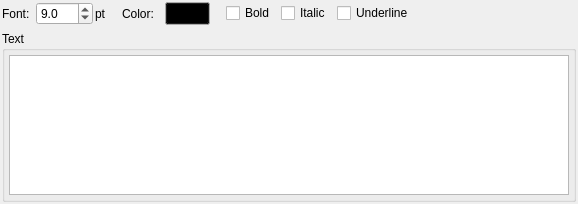
pgmodeler/pgmodeler, file libs/libgui/ui/dbobjects/textboxwidget.ui: the form before one commit.
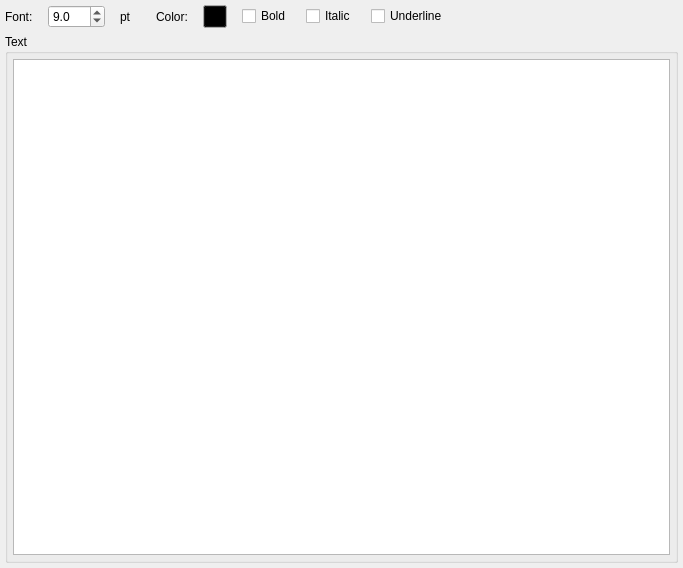
The form after the commit.

Commit message: Several layout margins/spacing adjustment in ui files

The edit to the form file:
```diff
--- a/libs/libgui/ui/dbobjects/textboxwidget.ui
+++ b/libs/libgui/ui/dbobjects/textboxwidget.ui
@@ -6,53 +6,40 @@
    <rect>
     <x>0</x>
     <y>0</y>
-    <width>578</width>
-    <height>204</height>
+    <width>683</width>
+    <height>568</height>
    </rect>
   </property>
   <layout class="QGridLayout" name="textbox_grid">
    <property name="leftMargin">
-    <number>2</number>
+    <number>5</number>
    </property>
    <property name="topMargin">
-    <number>2</number>
+    <number>5</number>
    </property>
    <property name="rightMargin">
-    <number>2</number>
+    <number>5</number>
    </property>
    <property name="bottomMargin">
-    <number>2</number>
+    <number>5</number>
    </property>
-   <item row="0" column="0">
-    <widget class="QLabel" name="label">
-     <property name="sizePolicy">
-      <sizepolicy hsizetype="Fixed" vsizetype="Preferred">
-       <horstretch>0</horstretch>
-       <verstretch>0</verstretch>
-      </sizepolicy>
-     </property>
-     <property name="text">
-      <string>Font:</string>
-     </property>
-    </widget>
-   </item>
-   <item row="1" column="0" colspan="3">
+   <item row="1" column="0">
     <widget class="QGroupBox" name="groupBox">
      <property name="title">
       <string>Text</string>
      </property>
      <layout class="QVBoxLayout" name="verticalLayout">
       <property name="leftMargin">
-       <number>4</number>
+       <number>5</number>
       </property>
       <property name="topMargin">
-       <number>4</number>
+       <number>5</number>
       </property>
       <property name="rightMargin">
-       <number>4</number>
+       <number>5</number>
       </property>
       <property name="bottomMargin">
-       <number>4</number>
+       <number>5</number>
       </property>
       <item>
        <widget class="QPlainTextEdit" name="text_txt">
@@ -64,13 +51,24 @@
      </layout>
     </widget>
    </item>
-   <item row="0" column="1" colspan="2">
+   <item row="0" column="0">
     <layout class="QHBoxLayout" name="horizontalLayout_2">
-     <item>
-      <layout class="QHBoxLayout" name="horizontalLayout">
        <property name="spacing">
-        <number>2</number>
-       </property>
+      <number>15</number>
+     </property>
+     <item>
+      <widget class="QLabel" name="label">
+       <property name="sizePolicy">
+        <sizepolicy hsizetype="Fixed" vsizetype="Preferred">
+         <horstretch>0</horstretch>
+         <verstretch>0</verstretch>
+        </sizepolicy>
+       </property>
+       <property name="text">
+        <string>Font:</string>
+       </property>
+      </widget>
+     </item>
        <item>
         <widget class="QDoubleSpinBox" name="font_size_sb">
          <property name="decimals">
@@ -94,8 +92,6 @@
          </property>
         </widget>
        </item>
-      </layout>
-     </item>
      <item>
       <widget class="QLabel" name="color_lbl">
        <property name="text">
@@ -106,35 +102,13 @@
        </property>
       </widget>
      </item>
-     <item>
-      <spacer name="horizontalSpacer_3">
-       <property name="orientation">
-        <enum>Qt::Horizontal</enum>
-       </property>
-       <property name="sizeType">
-        <enum>QSizePolicy::Fixed</enum>
-       </property>
-       <property name="sizeHint" stdset="0">
-        <size>
-         <width>5</width>
-         <height>0</height>
-        </size>
-       </property>
-      </spacer>
-     </item>
      <item>
       <widget class="QToolButton" name="color_select_tb">
-       <property name="minimumSize">
-        <size>
-         <width>45</width>
-         <height>23</height>
-        </size>
-       </property>
-       <property name="maximumSize">
-        <size>
-         <width>45</width>
-         <height>23</height>
-        </size>
+       <property name="sizePolicy">
+        <sizepolicy hsizetype="Preferred" vsizetype="Fixed">
+         <horstretch>0</horstretch>
+         <verstretch>0</verstretch>
+        </sizepolicy>
        </property>
        <property name="palette">
         <palette>
@@ -178,24 +152,14 @@
        </property>
       </widget>
      </item>
-     <item>
-      <spacer name="horizontalSpacer_2">
-       <property name="orientation">
-        <enum>Qt::Horizontal</enum>
-       </property>
-       <property name="sizeType">
-        <enum>QSizePolicy::Fixed</enum>
-       </property>
-       <property name="sizeHint" stdset="0">
-        <size>
-         <width>10</width>
-         <height>0</height>
-        </size>
-       </property>
-      </spacer>
-     </item>
      <item>
       <widget class="QCheckBox" name="bold_chk">
+       <property name="sizePolicy">
+        <sizepolicy hsizetype="Fixed" vsizetype="Fixed">
+         <horstretch>0</horstretch>
+         <verstretch>0</verstretch>
+        </sizepolicy>
+       </property>
        <property name="text">
         <string>Bold</string>
        </property>
@@ -203,6 +167,12 @@
      </item>
      <item>
       <widget class="QCheckBox" name="italic_chk">
+       <property name="sizePolicy">
+        <sizepolicy hsizetype="Fixed" vsizetype="Fixed">
+         <horstretch>0</horstretch>
+         <verstretch>0</verstretch>
+        </sizepolicy>
+       </property>
        <property name="text">
         <string>Italic</string>
        </property>
@@ -211,7 +181,7 @@
      <item>
       <widget class="QCheckBox" name="underline_chk">
        <property name="sizePolicy">
-        <sizepolicy hsizetype="Expanding" vsizetype="Fixed">
+        <sizepolicy hsizetype="Preferred" vsizetype="Fixed">
          <horstretch>0</horstretch>
          <verstretch>0</verstretch>
         </sizepolicy>
@@ -221,6 +191,19 @@
        </property>
       </widget>
      </item>
+     <item>
+      <spacer name="horizontalSpacer">
+       <property name="orientation">
+        <enum>Qt::Horizontal</enum>
+       </property>
+       <property name="sizeHint" stdset="0">
+        <size>
+         <width>40</width>
+         <height>20</height>
+        </size>
+       </property>
+      </spacer>
+     </item>
     </layout>
    </item>
   </layout>
```
Left out of the diff: 3 changed lines with no effect on the pictures. Lines whose indentation alone changed are shown as unchanged. The commit also changes 53 other files.
